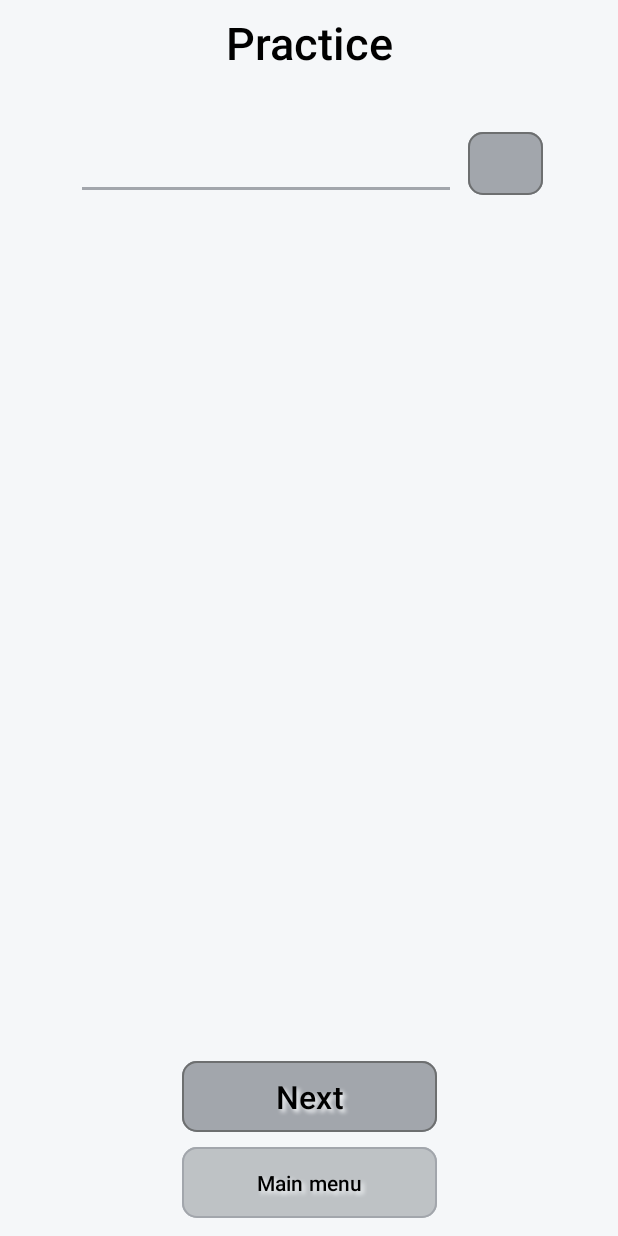
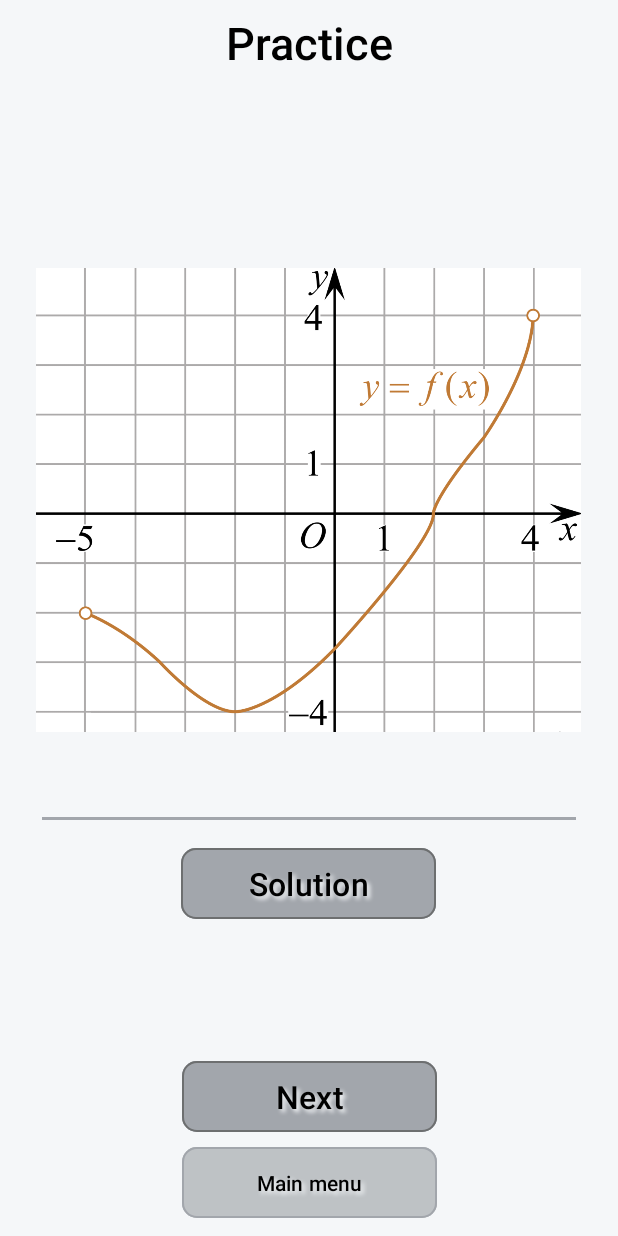
Before and after one commit to Shwerch/ProMathEGE, an Android app: the PracticeTesting screen opened directly, with no data from a screen before it, on a phone screen of 412 x 824 dp. Run offline under Robolectric (Android 15) with nearby library versions, the phone set to English and light mode, and no system bars.

Commit message:
practice added

```diff
--- a/app/src/main/java/com/pro/math/EGE/PracticeTesting.java
+++ b/app/src/main/java/com/pro/math/EGE/PracticeTesting.java
@@ -5,7 +5,6 @@ import android.content.Intent;
 import android.net.Uri;
 import android.os.Bundle;
 import android.view.KeyEvent;
-import android.view.View;
 import android.widget.Button;
 import android.widget.EditText;
 import android.widget.ImageView;
@@ -55,15 +54,16 @@ public class PracticeTesting extends MyAppCompatActivity{
         int reward = Practice.GetReward();
         if (haveImage)
             Image.setImageResource(Practice.GetImage());
+        else {
+            Image.setMaxHeight(0);
+        }
 
         final boolean[] responseReceived = new boolean[] {false};
         final Context context = this;
 
         Task.setText(text);
         Solution.setOnClickListener(v -> startActivity(new Intent(Intent.ACTION_VIEW, Uri.parse(solution))));
-        Answer.setOnKeyListener(new View.OnKeyListener() {
-            @Override
-            public boolean onKey(View v, int keyCode, KeyEvent event) {
+        Answer.setOnKeyListener((v, keyCode, event) -> {
             if(!responseReceived[0] && (event.getAction() == KeyEvent.ACTION_DOWN) && (keyCode == KeyEvent.KEYCODE_ENTER)) {
                 responseReceived[0] = true;
                 if (Answer.getText().toString().replace(" ", "").replace(".", ",").equals(answer)) {
@@ -71,11 +71,12 @@ public class PracticeTesting extends MyAppCompatActivity{
                     Toast.makeText(context,RightAnswers[(int)(Math.random()*RightAnswers.length)]+
                             " "+RightRewards[(int)(Math.random()*RightAnswers.length)]+
                             " "+Resources.GetRightPointsEnd(context,reward),Toast.LENGTH_SHORT).show();
+                } else {
+                    Toast.makeText(context,answer,Toast.LENGTH_SHORT).show();
                 }
                 return true;
             }
             return false;
-            }
         });
     }
 }
--- a/app/src/main/res/layout/practice_testing_landscape.xml
+++ b/app/src/main/res/layout/practice_testing_landscape.xml
@@ -1,9 +1,9 @@
 <?xml version="1.0" encoding="utf-8"?>
 <androidx.constraintlayout.widget.ConstraintLayout xmlns:android="http://schemas.android.com/apk/res/android"
-    android:layout_width="match_parent"
-    android:layout_height="match_parent"
     xmlns:app="http://schemas.android.com/apk/res-auto"
     xmlns:tools="http://schemas.android.com/tools"
+    android:layout_width="fill_parent"
+    android:layout_height="match_parent"
     app:autoSizeTextType="uniform"
     tools:targetApi="o">
 
@@ -45,10 +45,46 @@
         app:layout_constraintEnd_toEndOf="parent"
         app:layout_constraintStart_toStartOf="parent" />
 
+    <ScrollView
+        android:layout_width="0dp"
+        android:layout_height="0dp"
+        android:layout_marginStart="8dp"
+        android:layout_marginTop="8dp"
+        android:layout_marginEnd="8dp"
+        android:layout_marginBottom="8dp"
+        android:fillViewport="true"
+        android:foregroundGravity="center"
+        app:layout_constraintBottom_toTopOf="@id/next"
+        app:layout_constraintEnd_toEndOf="parent"
+        app:layout_constraintHorizontal_bias="1.0"
+        app:layout_constraintStart_toStartOf="parent"
+        app:layout_constraintTop_toBottomOf="@id/title"
+        app:layout_constraintVertical_bias="0.0">
+
+        <LinearLayout
+            android:layout_width="match_parent"
+            android:layout_height="0dp"
+            android:layout_gravity="center|fill_vertical"
+            android:layout_marginStart="8dp"
+            android:layout_marginTop="8dp"
+            android:layout_marginEnd="8dp"
+            android:layout_marginBottom="8dp"
+            android:foregroundGravity="top|center"
+            android:gravity="center"
+            android:orientation="vertical"
+            android:scrollbars="vertical"
+            app:layout_constraintBottom_toBottomOf="@id/next"
+            app:layout_constraintEnd_toEndOf="parent"
+            app:layout_constraintHorizontal_bias="0.0"
+            app:layout_constraintStart_toStartOf="parent"
+            app:layout_constraintTop_toBottomOf="@id/title"
+            app:layout_constraintVertical_bias="0.0">
+
+
             <TextView
                 android:id="@+id/task"
                 style="@style/Text"
-        android:layout_width="0dp"
+                android:layout_width="fill_parent"
                 android:layout_height="wrap_content"
                 android:layout_marginStart="8dp"
                 android:layout_marginTop="8dp"
@@ -57,18 +93,28 @@
                 android:scrollbars="vertical"
                 app:circularflow_defaultRadius="10dp"
                 app:circularflow_radiusInDP="10dp"
-        app:layout_constraintBottom_toTopOf="@+id/next"
-        app:layout_constraintCircleRadius="10dp"
-        app:layout_constraintEnd_toEndOf="parent"
-        app:layout_constraintStart_toStartOf="parent"
-        app:layout_constraintTop_toBottomOf="@id/title"
-        app:layout_constraintVertical_bias="0.0"
                 tools:layout="@android:layout/list_content" />
+
+            <ImageView
+                android:id="@+id/image"
+                android:layout_width="wrap_content"
+                android:layout_height="wrap_content"
+                android:layout_marginStart="8dp"
+                android:layout_marginTop="8dp"
+                android:layout_marginEnd="8dp"
+                android:layout_marginBottom="8dp"
+                android:adjustViewBounds="true"
+                android:contentDescription="@string/app_name"
+                android:scaleType="centerInside"
+                android:scaleX="1"
+                android:scaleY="1"
+                app:srcCompat="@drawable/task_8_1"
+                android:focusable="false"/>
 
             <EditText
                 android:id="@+id/answer"
                 style="@style/MainButtons"
-        android:layout_width="wrap_content"
+                android:layout_width="fill_parent"
                 android:layout_height="wrap_content"
                 android:layout_marginStart="8dp"
                 android:layout_marginTop="8dp"
@@ -76,32 +122,19 @@
                 android:layout_marginBottom="8dp"
                 android:ems="10"
                 android:inputType="text"
-        app:layout_constraintBottom_toTopOf="@+id/next"
-        app:layout_constraintEnd_toEndOf="parent"
-        app:layout_constraintHorizontal_bias="0.3"
-        app:layout_constraintStart_toStartOf="parent"
-        app:layout_constraintTop_toBottomOf="@+id/image"
-        app:layout_constraintVertical_bias="0.0" />
-
-    <ImageView
-        android:id="@+id/image"
-        android:layout_width="wrap_content"
-        android:layout_height="wrap_content"
-        app:layout_constraintTop_toBottomOf="@id/task"
-        app:layout_constraintEnd_toEndOf="parent"
-        app:layout_constraintStart_toStartOf="parent"/>
+                android:autofillHints=""
+                tools:ignore="LabelFor" />
 
             <Button
                 android:id="@+id/solution"
                 style="@style/MainButtons"
-        android:layout_width="50dp"
-        android:layout_height="50dp"
+                android:layout_width="170dp"
+                android:layout_height="55dp"
                 android:layout_marginStart="8dp"
                 android:layout_marginEnd="8dp"
-        app:layout_constraintBottom_toBottomOf="@id/answer"
-        app:layout_constraintEnd_toEndOf="parent"
-        app:layout_constraintHorizontal_bias="0.0"
-        app:layout_constraintStart_toEndOf="@id/answer"
-        app:layout_constraintTop_toTopOf="@id/answer" />
+                android:text="@string/Solution" />
 
+        </LinearLayout>
+
+    </ScrollView>
 </androidx.constraintlayout.widget.ConstraintLayout>
```
Lines whose indentation alone changed are shown as unchanged.
